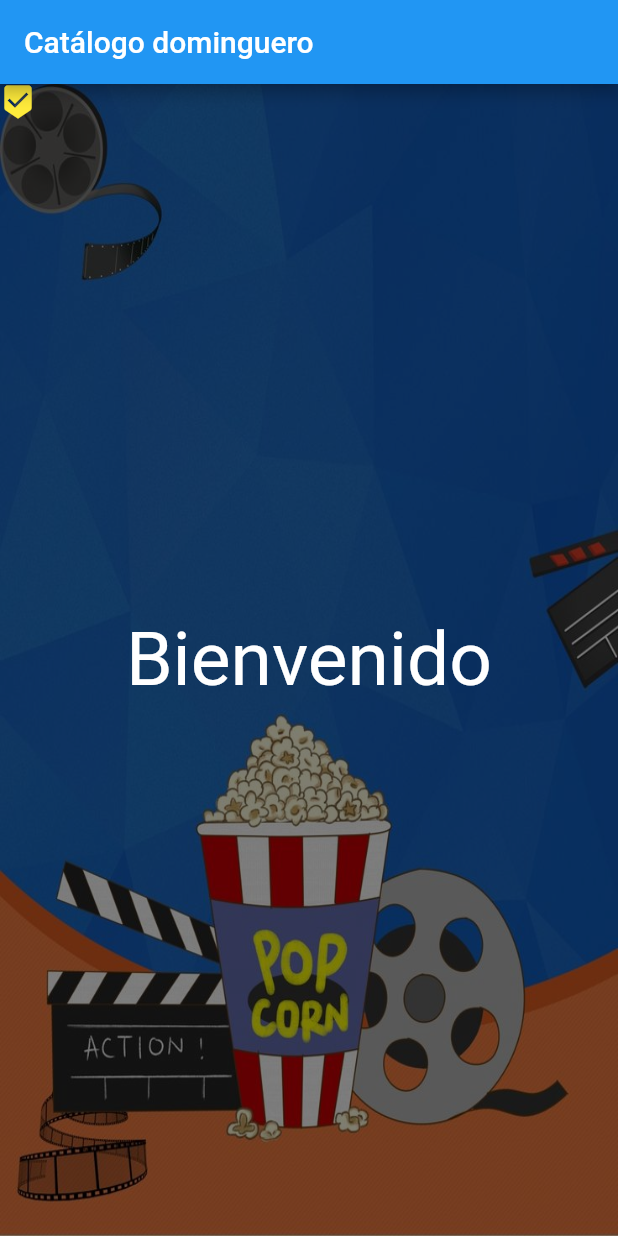
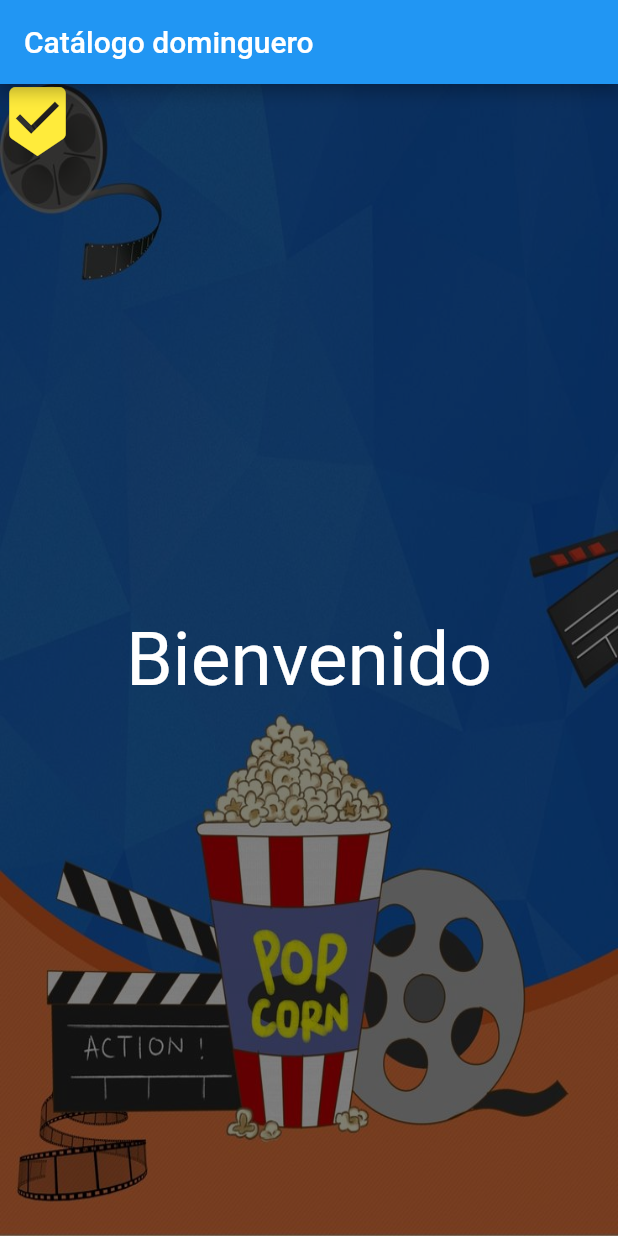
Before and after one commit to C4rL05cc/app_Nueva, a Flutter app: the screen it shows after launch, on a phone screen of 412 x 824 dp. Run offline on Flutter 3.47's test engine with Material 2 defaults, Android fonts, the phone set to English and light mode, and no system bars.

Commit message:
icon size

```diff
--- a/lib/main.dart
+++ b/lib/main.dart
@@ -33,6 +33,7 @@ class MyApp extends StatelessWidget {
             child: Icon(
               Icons.beenhere,
               color: Colors.yellow[500],
+                size: 50.0
             ),
           )
         ])
```
